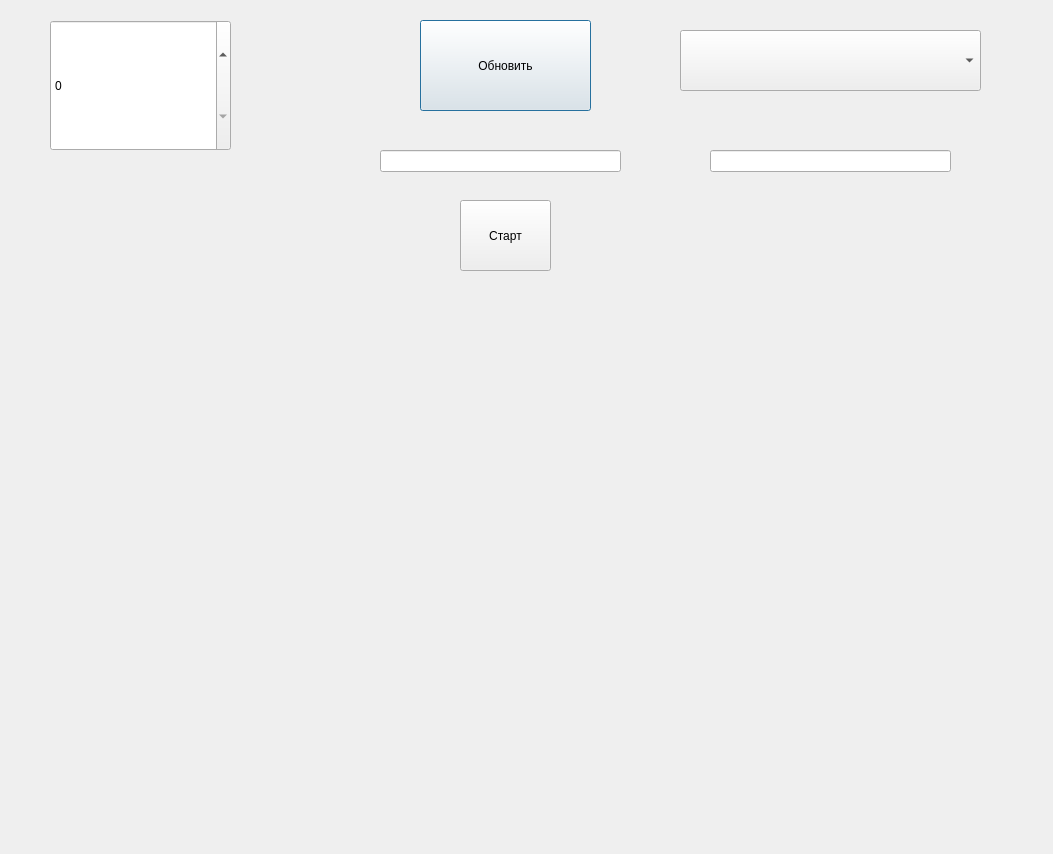
Old version of the form thermoprj.ui in the repository alexkolodchuk/thermoprj.
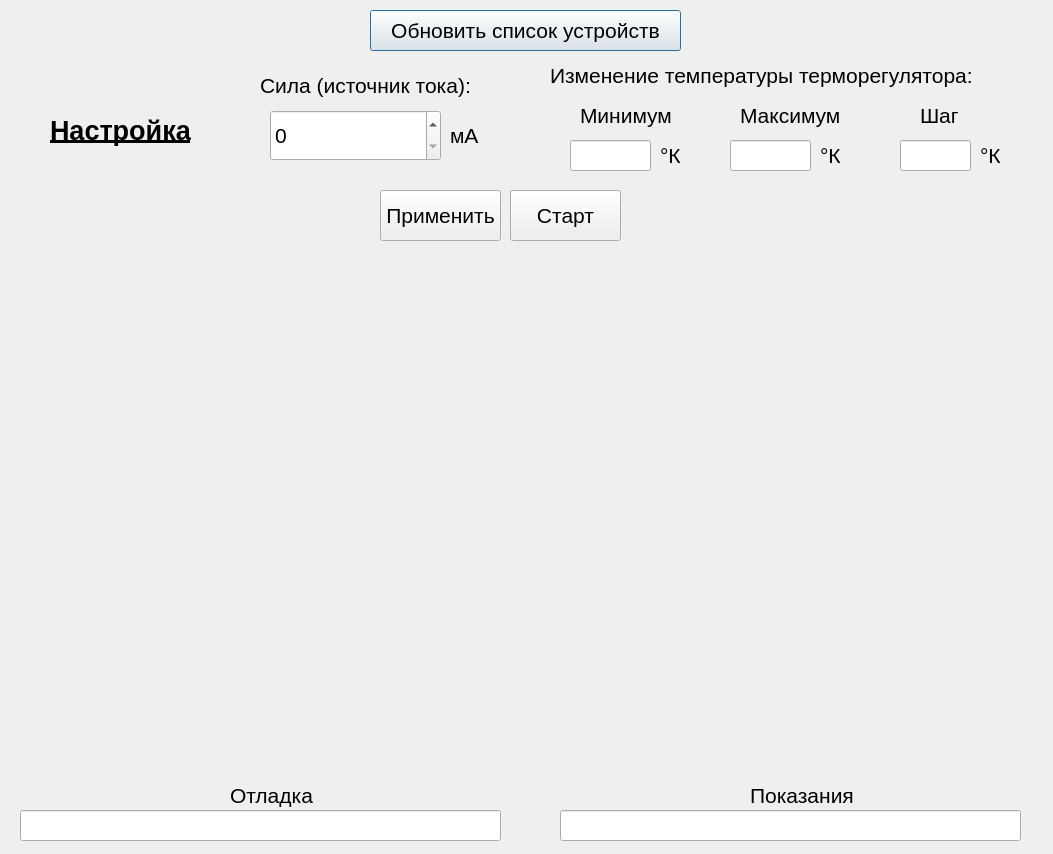
New version of the form.

Commit message: Polishing the design - ver. 1.2

The edit to the form file:
```diff
--- a/thermoprj.ui
+++ b/thermoprj.ui
@@ -10,69 +10,74 @@
     <height>854</height>
    </rect>
   </property>
+  <property name="font">
+   <font>
+    <pointsize>16</pointsize>
+   </font>
+  </property>
   <property name="windowTitle">
    <string>Dialog</string>
   </property>
   <widget class="QPushButton" name="updateButton">
    <property name="geometry">
     <rect>
-     <x>420</x>
-     <y>20</y>
-     <width>171</width>
-     <height>91</height>
+     <x>370</x>
+     <y>10</y>
+     <width>311</width>
+     <height>41</height>
     </rect>
    </property>
+   <property name="font">
+    <font>
+     <pointsize>16</pointsize>
+    </font>
+   </property>
    <property name="text">
-    <string>Обновить</string>
-   </property>
-  </widget>
-  <widget class="QComboBox" name="resourcesBox">
-   <property name="geometry">
-    <rect>
-     <x>680</x>
-     <y>30</y>
-     <width>301</width>
-     <height>61</height>
-    </rect>
+    <string>Обновить список устройств</string>
    </property>
   </widget>
   <widget class="QSpinBox" name="currentBox">
    <property name="geometry">
     <rect>
-     <x>50</x>
-     <y>20</y>
-     <width>181</width>
-     <height>131</height>
+     <x>270</x>
+     <y>110</y>
+     <width>171</width>
+     <height>51</height>
     </rect>
    </property>
+   <property name="font">
+    <font>
+     <pointsize>16</pointsize>
+    </font>
+   </property>
   </widget>
   <widget class="QLineEdit" name="minVoltage">
    <property name="geometry">
     <rect>
-     <x>380</x>
-     <y>150</y>
-     <width>241</width>
-     <height>22</height>
+     <x>570</x>
+     <y>140</y>
+     <width>81</width>
+     <height>31</height>
     </rect>
    </property>
   </widget>
   <widget class="QLineEdit" name="maxVoltage">
    <property name="geometry">
     <rect>
-     <x>710</x>
-     <y>150</y>
-     <width>241</width>
-     <height>22</height>
+     <x>730</x>
+     <y>140</y>
+     <width>81</width>
+     <height>31</height>
     </rect>
    </property>
   </widget>
   <widget class="QPushButton" name="startButton">
    <property name="geometry">
     <rect>
-     <x>460</x>
-     <y>200</y>
-     <width>91</width>
-     <height>71</height>
+     <x>510</x>
+     <y>190</y>
+     <width>111</width>
+     <height>51</height>
     </rect>
    </property>
    <property name="text">
@@ -82,13 +87,255 @@
   <widget class="QWidget" name="graph" native="true">
    <property name="geometry">
     <rect>
-     <x>250</x>
+     <x>50</x>
      <y>290</y>
-     <width>541</width>
-     <height>531</height>
+     <width>941</width>
+     <height>471</height>
     </rect>
    </property>
   </widget>
+  <widget class="QLabel" name="label">
+   <property name="geometry">
+    <rect>
+     <x>260</x>
+     <y>70</y>
+     <width>221</width>
+     <height>31</height>
+    </rect>
+   </property>
+   <property name="font">
+    <font>
+     <pointsize>16</pointsize>
+     <weight>50</weight>
+     <bold>false</bold>
+    </font>
+   </property>
+   <property name="text">
+    <string>Сила (источник тока):</string>
+   </property>
+  </widget>
+  <widget class="QLabel" name="label_3">
+   <property name="geometry">
+    <rect>
+     <x>50</x>
+     <y>90</y>
+     <width>171</width>
+     <height>81</height>
+    </rect>
+   </property>
+   <property name="font">
+    <font>
+     <pointsize>20</pointsize>
+     <weight>75</weight>
+     <bold>true</bold>
+     <underline>true</underline>
+    </font>
+   </property>
+   <property name="text">
+    <string>Настройка</string>
+   </property>
+  </widget>
+  <widget class="QLabel" name="label_4">
+   <property name="geometry">
+    <rect>
+     <x>580</x>
+     <y>100</y>
+     <width>101</width>
+     <height>31</height>
+    </rect>
+   </property>
+   <property name="text">
+    <string>Минимум</string>
+   </property>
+  </widget>
+  <widget class="QLabel" name="label_5">
+   <property name="geometry">
+    <rect>
+     <x>550</x>
+     <y>60</y>
+     <width>451</width>
+     <height>31</height>
+    </rect>
+   </property>
+   <property name="text">
+    <string>Изменение температуры терморегулятора:</string>
+   </property>
+  </widget>
+  <widget class="QLabel" name="label_6">
+   <property name="geometry">
+    <rect>
+     <x>740</x>
+     <y>100</y>
+     <width>101</width>
+     <height>31</height>
+    </rect>
+   </property>
+   <property name="text">
+    <string>Максимум</string>
+   </property>
+  </widget>
+  <widget class="QLabel" name="label_7">
+   <property name="geometry">
+    <rect>
+     <x>920</x>
+     <y>100</y>
+     <width>101</width>
+     <height>31</height>
+    </rect>
+   </property>
+   <property name="text">
+    <string>Шаг</string>
+   </property>
+  </widget>
+  <widget class="QLineEdit" name="maxVoltage_2">
+   <property name="geometry">
+    <rect>
+     <x>900</x>
+     <y>140</y>
+     <width>71</width>
+     <height>31</height>
+    </rect>
+   </property>
+  </widget>
+  <widget class="QLabel" name="label_8">
+   <property name="geometry">
+    <rect>
+     <x>450</x>
+     <y>120</y>
+     <width>31</width>
+     <height>31</height>
+    </rect>
+   </property>
+   <property name="font">
+    <font>
+     <pointsize>16</pointsize>
+     <weight>50</weight>
+     <bold>false</bold>
+    </font>
+   </property>
+   <property name="text">
+    <string>мA</string>
+   </property>
+  </widget>
+  <widget class="QLabel" name="label_9">
+   <property name="geometry">
+    <rect>
+     <x>660</x>
+     <y>140</y>
+     <width>31</width>
+     <height>31</height>
+    </rect>
+   </property>
+   <property name="font">
+    <font>
+     <pointsize>16</pointsize>
+     <weight>50</weight>
+     <bold>false</bold>
+    </font>
+   </property>
+   <property name="text">
+    <string>°К</string>
+   </property>
+  </widget>
+  <widget class="QLabel" name="label_10">
+   <property name="geometry">
+    <rect>
+     <x>820</x>
+     <y>140</y>
+     <width>31</width>
+     <height>31</height>
+    </rect>
+   </property>
+   <property name="font">
+    <font>
+     <pointsize>16</pointsize>
+     <weight>50</weight>
+     <bold>false</bold>
+    </font>
+   </property>
+   <property name="text">
+    <string>°К</string>
+   </property>
+  </widget>
+  <widget class="QLabel" name="label_11">
+   <property name="geometry">
+    <rect>
+     <x>980</x>
+     <y>140</y>
+     <width>31</width>
+     <height>31</height>
+    </rect>
+   </property>
+   <property name="font">
+    <font>
+     <pointsize>16</pointsize>
+     <weight>50</weight>
+     <bold>false</bold>
+    </font>
+   </property>
+   <property name="text">
+    <string>°К</string>
+   </property>
+  </widget>
+  <widget class="QLineEdit" name="debug">
+   <property name="geometry">
+    <rect>
+     <x>20</x>
+     <y>810</y>
+     <width>481</width>
+     <height>31</height>
+    </rect>
+   </property>
+  </widget>
+  <widget class="QLabel" name="label_2">
+   <property name="geometry">
+    <rect>
+     <x>230</x>
+     <y>780</y>
+     <width>91</width>
+     <height>31</height>
+    </rect>
+   </property>
+   <property name="text">
+    <string>Отладка</string>
+   </property>
+  </widget>
+  <widget class="QPushButton" name="applyButton">
+   <property name="geometry">
+    <rect>
+     <x>380</x>
+     <y>190</y>
+     <width>121</width>
+     <height>51</height>
+    </rect>
+   </property>
+   <property name="text">
+    <string>Применить</string>
+   </property>
+  </widget>
+  <widget class="QLineEdit" name="output">
+   <property name="geometry">
+    <rect>
+     <x>560</x>
+     <y>810</y>
+     <width>461</width>
+     <height>31</height>
+    </rect>
+   </property>
+  </widget>
+  <widget class="QLabel" name="label_12">
+   <property name="geometry">
+    <rect>
+     <x>750</x>
+     <y>780</y>
+     <width>181</width>
+     <height>31</height>
+    </rect>
+   </property>
+   <property name="text">
+    <string>Показания</string>
+   </property>
+  </widget>
  </widget>
  <resources/>
  <connections/>
```
